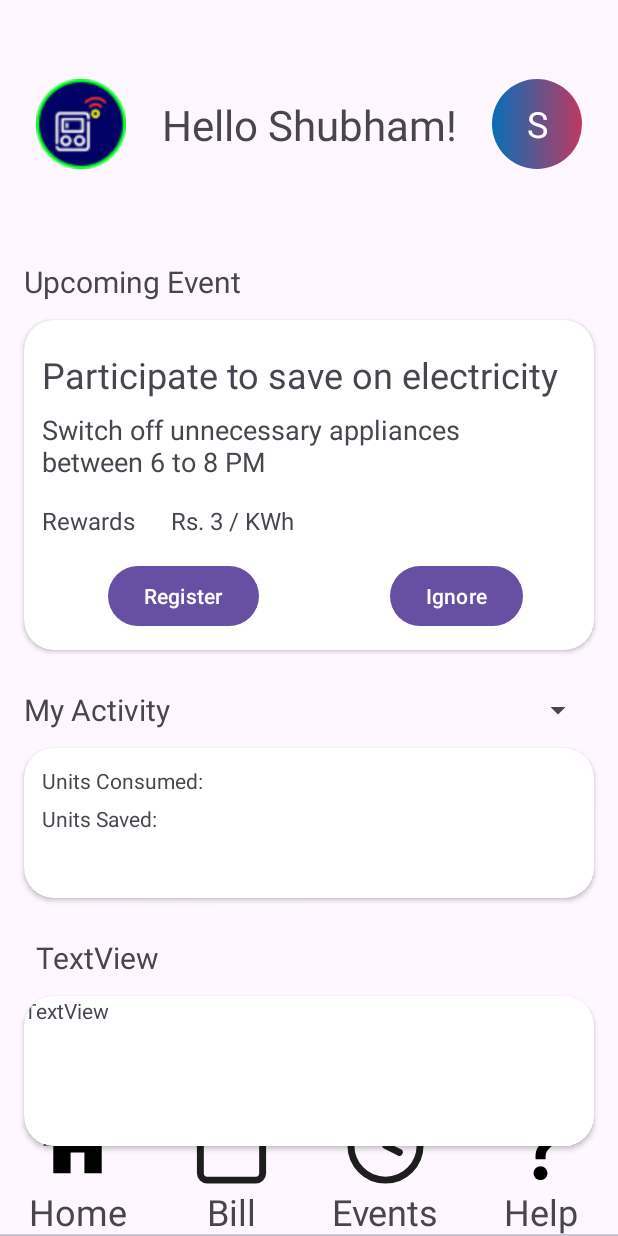
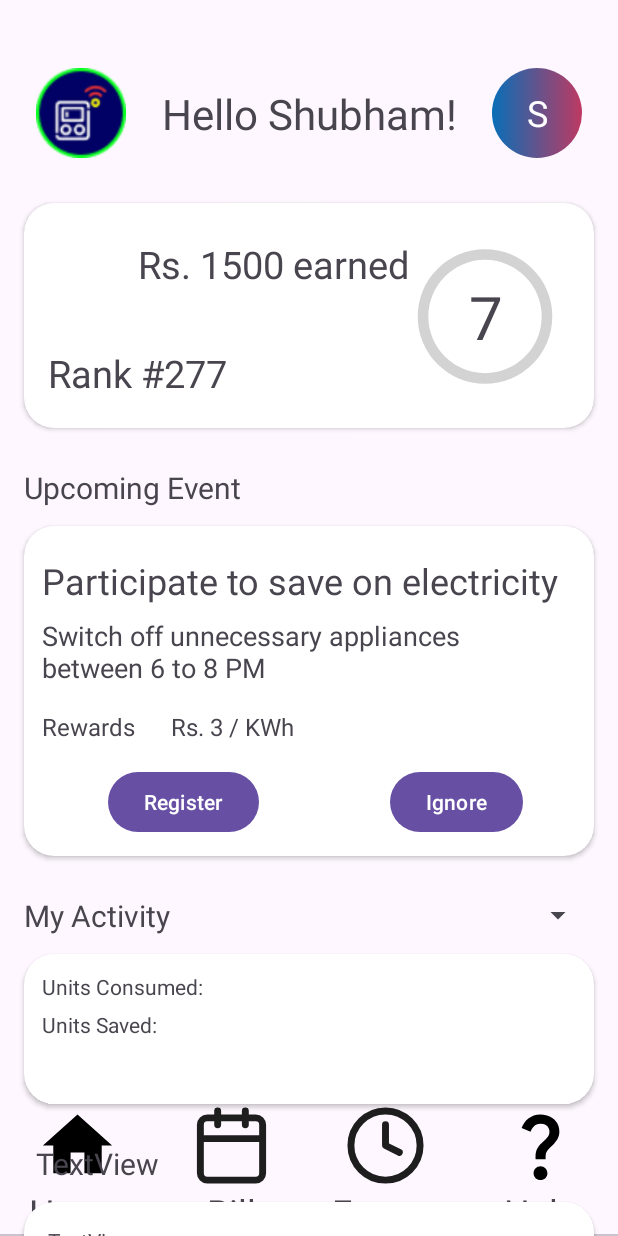
Before and after one commit to shubhamagrl/BDR-App-Project, an Android app: the screen it shows after launch (MainActivity), on a phone screen of 412 x 824 dp. Run offline under Robolectric (Android 15) with nearby library versions, the phone set to English and light mode, and no system bars; our stand-ins replace data binding, navigation-ui.

Commit message:
Added functionality for the first card view
View more parameters on clicking the card

```diff
--- a/app/src/main/java/com/example/bdrapp/fragment_home.kt
+++ b/app/src/main/java/com/example/bdrapp/fragment_home.kt
@@ -6,9 +6,12 @@ import android.view.LayoutInflater
 import android.view.MenuItem
 import android.view.View
 import android.view.ViewGroup
+import android.widget.Button
+import android.widget.FrameLayout
 import android.widget.PopupMenu
 import android.widget.TextView
 import android.widget.Toast
+import androidx.cardview.widget.CardView
 import androidx.databinding.DataBindingUtil
 import androidx.navigation.findNavController
 import androidx.navigation.fragment.findNavController
@@ -16,7 +19,10 @@ import com.example.bdrapp.databinding.FragmentHomeBinding
 
 class fragment_home : Fragment() {
 
+    private var isOriginal: Boolean = true
     lateinit var binding: FragmentHomeBinding
+    lateinit var cardContent: FrameLayout
+    lateinit var card: CardView
     override fun onCreateView(
         inflater: LayoutInflater, container: ViewGroup?,
         savedInstanceState: Bundle?): View? {
@@ -29,11 +35,30 @@ class fragment_home : Fragment() {
 
         meter()
         displayProgress()
+        first_card()
 
         return binding.root
     }
 
+    fun first_card(){
+        cardContent = binding.cardContent
+        card = binding.cardView
 
+        val originalContent = layoutInflater.inflate(R.layout.first_card_1, cardContent,false)
+        val modifiedContent = layoutInflater.inflate(R.layout.first_card_2, cardContent, false)
+        cardContent.addView(originalContent)
+
+        card.setOnClickListener{
+            cardContent.removeAllViews()
+            if(isOriginal){
+                cardContent.addView(originalContent)
+            }
+            else{
+                cardContent.addView(modifiedContent)
+            }
+            isOriginal = !isOriginal
+        }
+    }
     fun showPopupMenu(view: View) {
         val popupMenu = PopupMenu(requireContext(), view)
         popupMenu.menuInflater.inflate(R.menu.profile_menu, popupMenu.menu)
@@ -63,7 +88,7 @@ class fragment_home : Fragment() {
 
     fun displayProgress(){
         val progressValue = 60
-        binding.idprogressbar.progress = progressValue
+        //binding.idprogressbar.progress = progressValue
     }
     fun meter(){
         var arr = listOf(R.drawable.connected, R.drawable.disconnected)
--- /dev/null
+++ b/app/src/main/res/layout/first_card_1.xml
@@ -0,0 +1,62 @@
+<?xml version="1.0" encoding="utf-8"?>
+<androidx.constraintlayout.widget.ConstraintLayout xmlns:android="http://schemas.android.com/apk/res/android"
+    xmlns:app="http://schemas.android.com/apk/res-auto"
+    android:layout_width="match_parent"
+    android:layout_height="150dp">
+
+    <ImageView
+        android:id="@+id/idpointsimage"
+        android:layout_width="52dp"
+        android:layout_height="47dp"
+        android:layout_marginStart="16dp"
+        android:layout_marginTop="16dp"
+        app:layout_constraintStart_toStartOf="parent"
+        app:layout_constraintTop_toTopOf="parent" />
+
+    <TextView
+        android:id="@+id/idpoints"
+        android:layout_width="wrap_content"
+        android:layout_height="wrap_content"
+        android:layout_marginStart="8dp"
+        android:gravity="center"
+        android:text="Rs. 1500 earned"
+        android:textSize="25sp"
+        app:layout_constraintBottom_toBottomOf="@+id/idpointsimage"
+        app:layout_constraintStart_toEndOf="@+id/idpointsimage"
+        app:layout_constraintTop_toTopOf="@+id/idpointsimage"
+        app:layout_constraintVertical_bias="0.6" />
+
+    <TextView
+        android:id="@+id/idrank"
+        android:layout_width="wrap_content"
+        android:layout_height="wrap_content"
+        android:layout_marginStart="16dp"
+        android:layout_marginTop="96dp"
+        android:text="Rank #277"
+        android:textSize="25sp"
+        app:layout_constraintStart_toStartOf="parent"
+        app:layout_constraintTop_toTopOf="parent" />
+
+    <ProgressBar
+        android:id="@+id/idprogressbar"
+        style="@style/CircularDeterminateProgressBar"
+        android:layout_width="113dp"
+        android:layout_height="111dp"
+        android:layout_marginTop="20dp"
+        android:layout_marginEnd="16dp"
+        app:layout_constraintEnd_toEndOf="parent"
+        app:layout_constraintTop_toTopOf="parent" />
+
+    <TextView
+        android:id="@+id/idprogress"
+        android:layout_width="wrap_content"
+        android:layout_height="wrap_content"
+        android:text="7"
+        android:textSize="40sp"
+        app:layout_constraintBottom_toBottomOf="@+id/idprogressbar"
+        app:layout_constraintEnd_toEndOf="@+id/idprogressbar"
+        app:layout_constraintHorizontal_bias="0.509"
+        app:layout_constraintStart_toStartOf="@+id/idprogressbar"
+        app:layout_constraintTop_toTopOf="@+id/idprogressbar" />
+
+</androidx.constraintlayout.widget.ConstraintLayout>
--- a/app/src/main/res/layout/fragment_home.xml
+++ b/app/src/main/res/layout/fragment_home.xml
@@ -255,9 +255,11 @@
                         android:id="@+id/textView14"
                         android:layout_width="wrap_content"
                         android:layout_height="wrap_content"
+                        android:layout_marginStart="16dp"
+                        android:layout_marginTop="16dp"
                         android:text="TextView"
-                        tools:layout_editor_absoluteX="16dp"
-                        tools:layout_editor_absoluteY="16dp" />
+                        app:layout_constraintStart_toStartOf="parent"
+                        app:layout_constraintTop_toTopOf="parent" />
                 </androidx.constraintlayout.widget.ConstraintLayout>
             </androidx.cardview.widget.CardView>
 
--- a/app/src/main/res/values/strings.xml
+++ b/app/src/main/res/values/strings.xml
@@ -4,4 +4,8 @@
     <string name="hello_blank_fragment">Hello blank fragment</string>
     <string name="Event_title">Participate to save on electricity</string>
     <string name="Event_desc">Switch off unnecessary appliances between 6 to 8 PM</string>
+    <string name="profile_units">KWh Saved: 500</string>
+    <string name="profile_co2">CO2 Emissions reduced: 250 Kg</string>
+    <string name="profile_events">Events Participated: 8</string>
+    <string name="profile_days">Days Active: 204</string>
 </resources>
```
Also changed, not shown: app/src/main/res/layout/first_card_2.xml (added, +103 -0 lines).
